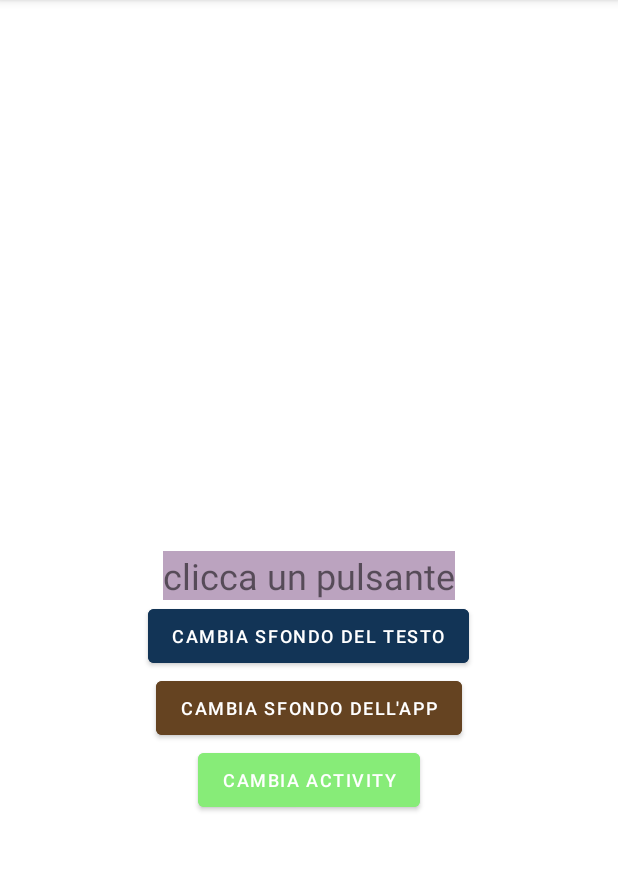
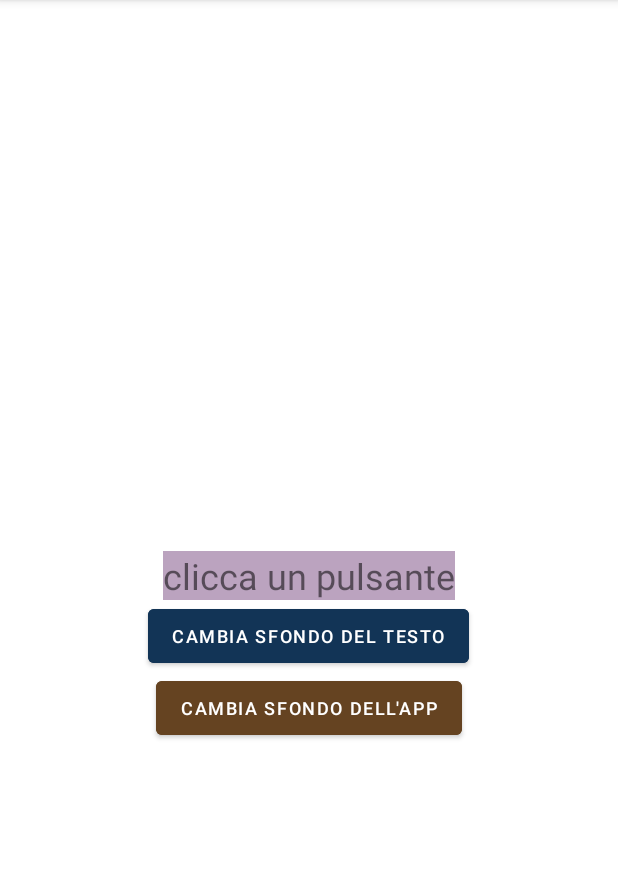
Before and after one commit to MicheleRabesco/AndroidProgramming, an Android app: the BackgroundChangerMain screen opened directly, with no data from a screen before it, after a tap on "CAMBIA SFONDO DEL TESTO", on a phone screen of 412 x 824 dp, the part 84-955 px from its top. Run offline under Robolectric (Android 15) with nearby library versions, the phone set to English and light mode, and no system bars.

Commit message:
added Toast in BackgroundChanger

```diff
--- a/calcolatrice/src/main/java/it/unisa/calcolatrice/BackgroundChangerMain.java
+++ b/calcolatrice/src/main/java/it/unisa/calcolatrice/BackgroundChangerMain.java
@@ -1,11 +1,11 @@
 package it.unisa.calcolatrice;
 
-import android.content.Intent;
 import android.graphics.Color;
 import android.os.Bundle;
 import android.view.View;
 import android.widget.RelativeLayout;
 import android.widget.TextView;
+import android.widget.Toast;
 
 import androidx.appcompat.app.AppCompatActivity;
 
@@ -20,7 +20,6 @@ public class BackgroundChangerMain extends AppCompatActivity implements View.OnC
         super.onCreate(savedInstanceState);
         setContentView(R.layout.background_changer);
 
-        findViewById(R.id.cambia_activity).setOnClickListener(this);
         findViewById(R.id.sfondoTesto).setOnClickListener(this);
         findViewById(R.id.sfondoApp).setOnClickListener(this);
         text = findViewById(R.id.text);
@@ -35,13 +34,21 @@ public class BackgroundChangerMain extends AppCompatActivity implements View.OnC
         switch (v.getId()){
             case R.id.sfondoApp:
                 extLayout.setBackgroundColor(Color.rgb(r,g,b));
+                toastMsg();
                 break;
             case R.id.sfondoTesto:
                 text.setBackgroundColor(Color.rgb(r,g,b));
+                toastMsg();
                 break;
-            case R.id.cambia_activity:
 
         }
     }
 
+    public void toastMsg() {
+        Toast toast = Toast.makeText(this, "Cambiando colore..", Toast.LENGTH_LONG);
+        toast.show();
+    }
+
+
+
 }
--- a/calcolatrice/src/main/java/it/unisa/calcolatrice/MainActivity.java
+++ b/calcolatrice/src/main/java/it/unisa/calcolatrice/MainActivity.java
@@ -7,6 +7,7 @@ import android.os.Bundle;
 import android.view.View;
 import android.widget.Button;
 import android.widget.TextView;
+import android.widget.Toast;
 
 public class MainActivity extends AppCompatActivity implements View.OnClickListener {
     private TextView operationDisplay;
--- a/calcolatrice/src/main/res/layout/background_changer.xml
+++ b/calcolatrice/src/main/res/layout/background_changer.xml
@@ -35,7 +35,7 @@
             android:backgroundTint="#123456"
             android:text="Cambia sfondo del testo"
             android:textSize="12sp"
-            android:onClick="pressedButton"
+            android:onClick="toastMsg"
             />
 
         <Button
@@ -47,19 +47,9 @@
             android:backgroundTint="#654321"
             android:text="Cambia sfondo dell'app"
             android:textSize="12sp"
-            android:onClick="pressedButton2"
+            android:onClick="toastMsg"
             />
 
-        <Button
-            android:id="@+id/cambia_activity"
-            android:layout_width="wrap_content"
-            android:layout_height="wrap_content"
-            android:layout_below="@+id/sfondoApp"
-            android:layout_centerHorizontal="true"
-            android:backgroundTint="#87ec78"
-            android:text="Cambia activity"
-            android:textSize="12sp"
-            android:onClick="changeActivity" />
 
 
     </RelativeLayout>
```
